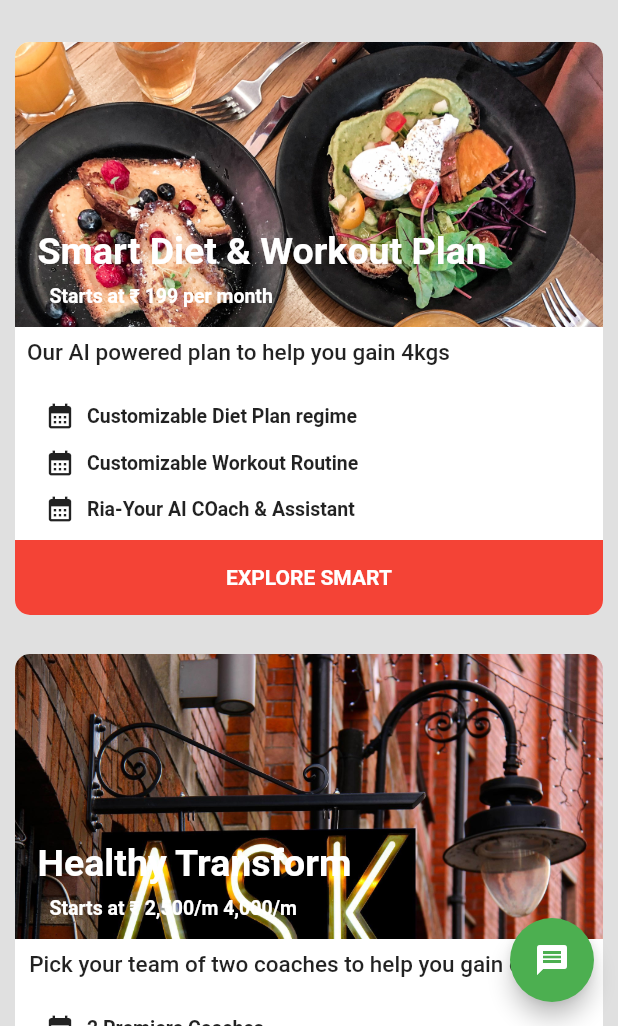
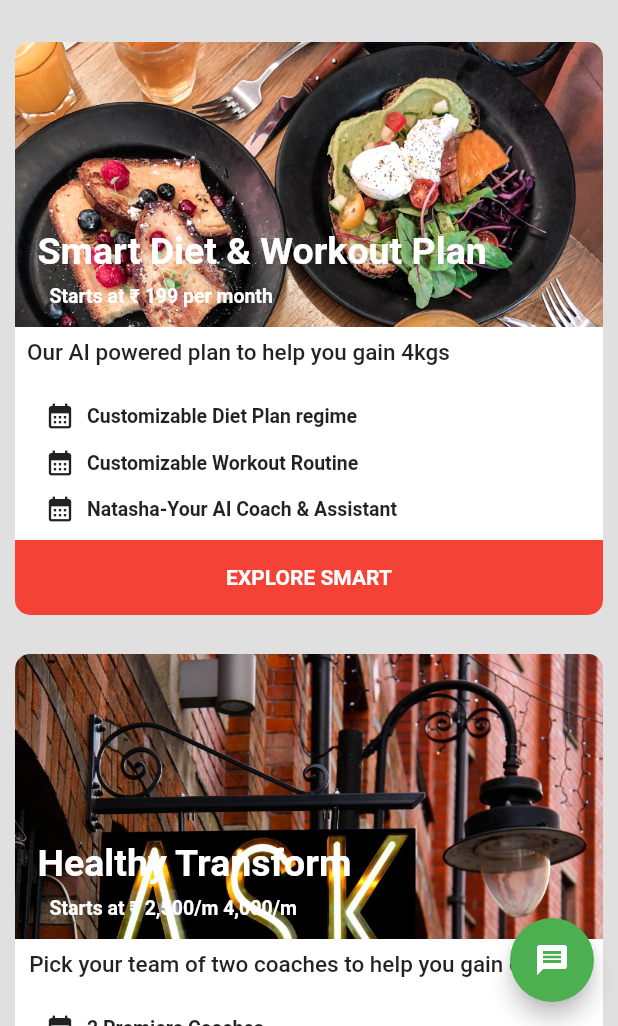
Before and after one commit to charvisethi/alphafit, a Flutter app: the Plans_Page screen opened directly, on a phone screen of 412 x 824 dp, the part 210-1236 px from its top. Run offline on Flutter 3.47's test engine with Material 2 defaults, Android fonts, the phone set to English and light mode, and no system bars; our stand-ins replace chewie, flutter_swiper_null_safety, intl_phone_field, intro_slider, pinput, step_progress_indicator and 3 more; missing offline and left inert: country_list_pick, flutter_material_pickers, flutter_share, sliding_switch.

Commit message:
Update plans.dart

```diff
--- a/lib/Pages/Bottomnavbar/BottomnavPages/plans.dart
+++ b/lib/Pages/Bottomnavbar/BottomnavPages/plans.dart
@@ -200,7 +200,7 @@ class _Plans_PageState extends State<Plans_Page> {
                               Padding(
                                 padding: const EdgeInsets.all(8.0),
                                 child: Text(
-                                  'Ria-Your AI COach & Assistant ',
+                                  'Natasha-Your AI Coach & Assistant ',
                                   style: TextStyle(
                                     fontSize: 13,
                                     fontWeight: FontWeight.bold,
```
